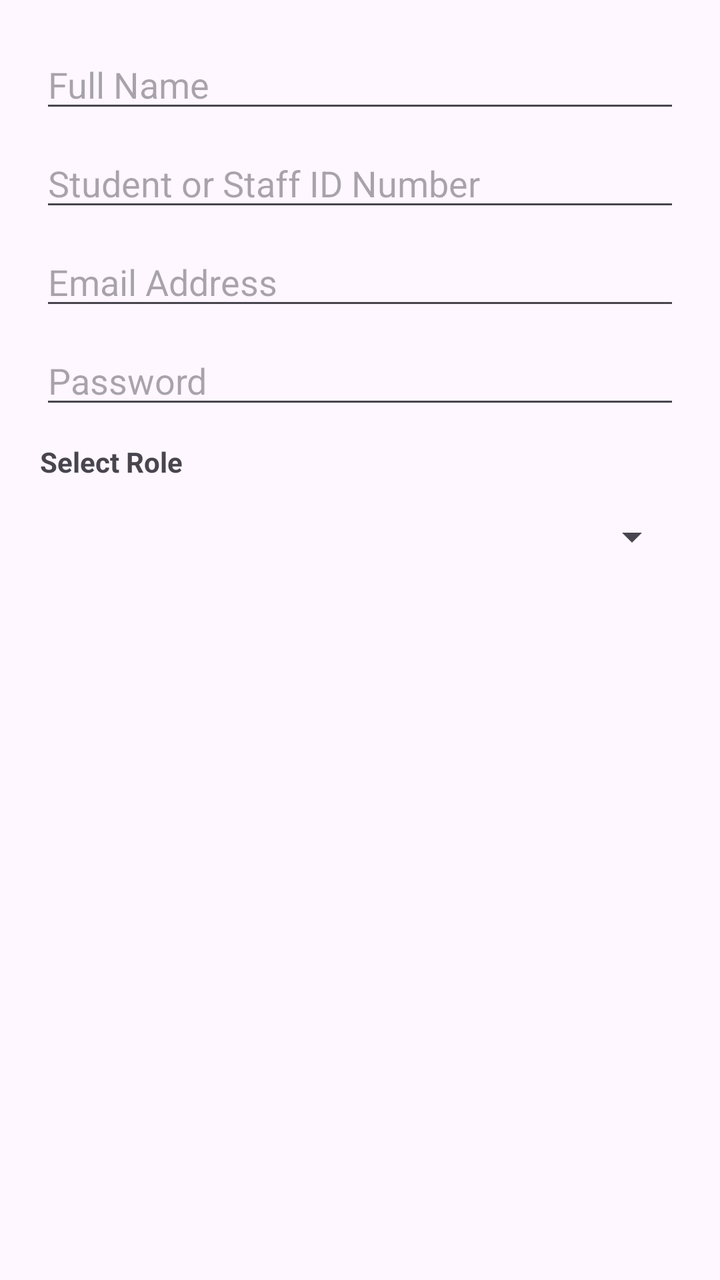
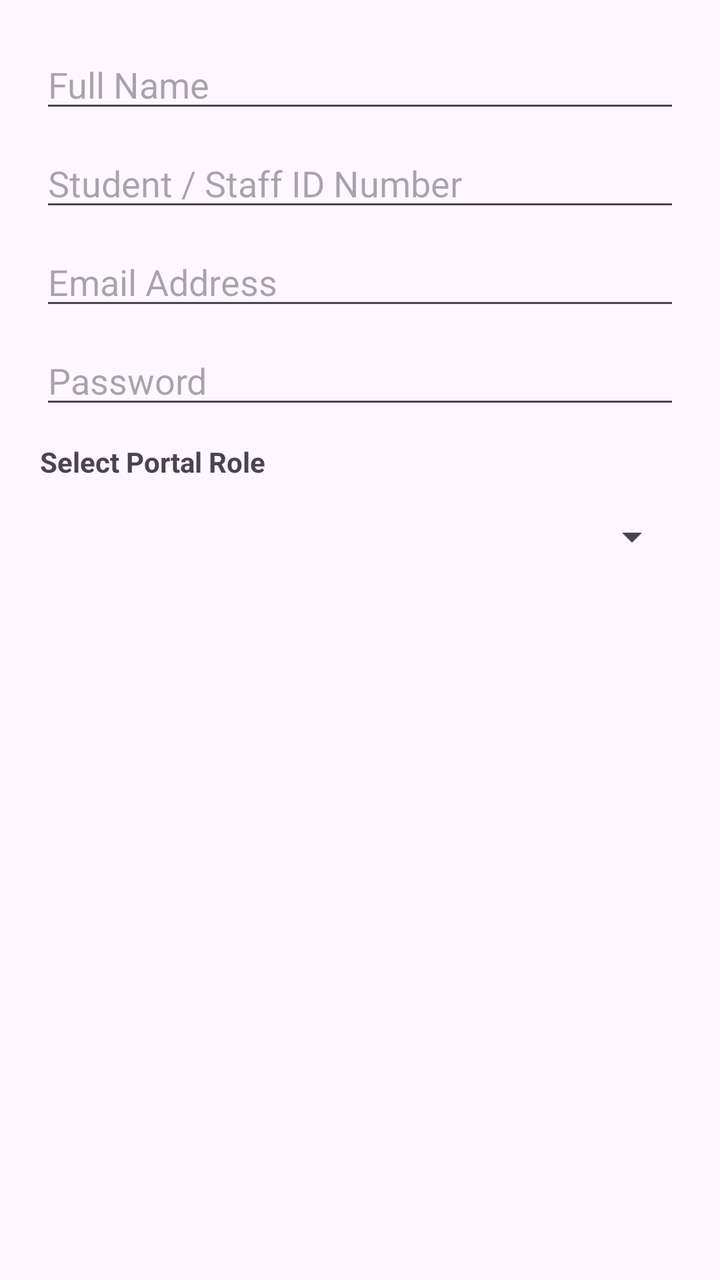

Compare the two renders of this Android layout. The source of the first and the diff that turns it into the second are given below.
<!-- AndroidManifest.xml: application theme Theme.Schoolthing -->
<!-- res/layout/dialog_create_admin_account.xml -->
<?xml version="1.0" encoding="utf-8"?>
<LinearLayout xmlns:android="http://schemas.android.com/apk/res/android"
    android:layout_width="match_parent"
    android:layout_height="wrap_content"
    android:orientation="vertical"
    android:padding="20dp">

    <EditText
        android:id="@+id/etAdminName"
        android:layout_width="match_parent"
        android:layout_height="wrap_content"
        android:hint="Full Name"
        android:inputType="textPersonName" />

    <EditText
        android:id="@+id/etAdminId"
        android:layout_width="match_parent"
        android:layout_height="wrap_content"
        android:layout_marginTop="8dp"
        android:hint="Student or Staff ID Number"
        android:inputType="text" />

    <EditText
        android:id="@+id/etAdminEmail"
        android:layout_width="match_parent"
        android:layout_height="wrap_content"
        android:layout_marginTop="8dp"
        android:hint="Email Address"
        android:inputType="textEmailAddress" />

    <EditText
        android:id="@+id/etAdminPassword"
        android:layout_width="match_parent"
        android:layout_height="wrap_content"
        android:layout_marginTop="8dp"
        android:hint="Password"
        android:inputType="textPassword" />

    <TextView
        android:layout_width="wrap_content"
        android:layout_height="wrap_content"
        android:layout_marginTop="12dp"
        android:text="Select Role"
        android:textStyle="bold" />

    <Spinner
        android:id="@+id/spinnerAdminRole"
        android:layout_width="match_parent"
        android:layout_height="48dp"
        android:layout_marginTop="4dp" />

</LinearLayout>
<!-- resources referenced by this layout -->
<resources>
  <style name="Theme.Schoolthing" parent="Theme.Material3.DayNight.NoActionBar">
          <item name="colorPrimary">#1E88E5</item>
          <item name="colorOnPrimary">#FFFFFF</item>
          <item name="colorSecondary">#2E7D32</item>
          <item name="colorOnSecondary">#FFFFFF</item>
          <item name="android:statusBarColor">#1976D2</item>
      </style>
</resources>

<!-- the commit's change to res/layout/dialog_create_admin_account.xml (unified diff, before → after) -->
@@ -9,38 +9,42 @@
         android:id="@+id/etAdminName"
         android:layout_width="match_parent"
         android:layout_height="wrap_content"
-        android:hint="Full Name"
-        android:inputType="textPersonName" />
+        android:hint="@string/hint_full_name"
+        android:inputType="textPersonName"
+        android:autofillHints="name" />
 
     <EditText
         android:id="@+id/etAdminId"
         android:layout_width="match_parent"
         android:layout_height="wrap_content"
         android:layout_marginTop="8dp"
-        android:hint="Student or Staff ID Number"
-        android:inputType="text" />
+        android:hint="@string/hint_student_staff_id"
+        android:inputType="text"
+        android:autofillHints="" />
 
     <EditText
         android:id="@+id/etAdminEmail"
         android:layout_width="match_parent"
         android:layout_height="wrap_content"
         android:layout_marginTop="8dp"
-        android:hint="Email Address"
-        android:inputType="textEmailAddress" />
+        android:hint="@string/hint_email_address"
+        android:inputType="textEmailAddress"
+        android:autofillHints="emailAddress"  />
 
     <EditText
         android:id="@+id/etAdminPassword"
         android:layout_width="match_parent"
         android:layout_height="wrap_content"
         android:layout_marginTop="8dp"
-        android:hint="Password"
-        android:inputType="textPassword" />
+        android:hint="@string/hint_password"
+        android:inputType="textPassword"
+        android:autofillHints="password"  />
 
     <TextView
         android:layout_width="wrap_content"
         android:layout_height="wrap_content"
         android:layout_marginTop="12dp"
-        android:text="Select Role"
+        android:text="@string/label_select_role"
         android:textStyle="bold" />
 
     <Spinner
<!-- resource entries referenced after the edit -->
@@ -1,5 +1,10 @@
 <!-- resources referenced by this layout -->
 <resources>
+  <string name="hint_email_address">Email Address</string>
+  <string name="hint_full_name">Full Name</string>
+  <string name="hint_password">Password</string>
+  <string name="hint_student_staff_id">Student / Staff ID Number</string>
+  <string name="label_select_role">Select Portal Role</string>
   <style name="Theme.Schoolthing" parent="Theme.Material3.DayNight.NoActionBar">
           <item name="colorPrimary">#1E88E5</item>
           <item name="colorOnPrimary">#FFFFFF</item>
